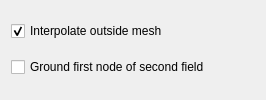
Above: src/Interface/Modules/Forward/InsertVoltageSource.ui from SCIInstitute/SCIRun before the change. Below: the same form after it.
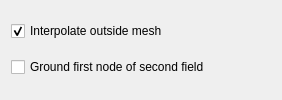
That is the form after the change.

What changed in the file:
```diff
--- a/src/Interface/Modules/Forward/InsertVoltageSource.ui
+++ b/src/Interface/Modules/Forward/InsertVoltageSource.ui
@@ -6,13 +6,13 @@
    <rect>
     <x>0</x>
     <y>0</y>
-    <width>266</width>
+    <width>282</width>
     <height>100</height>
    </rect>
   </property>
   <property name="minimumSize">
    <size>
-    <width>200</width>
+    <width>282</width>
     <height>100</height>
    </size>
   </property>
```
